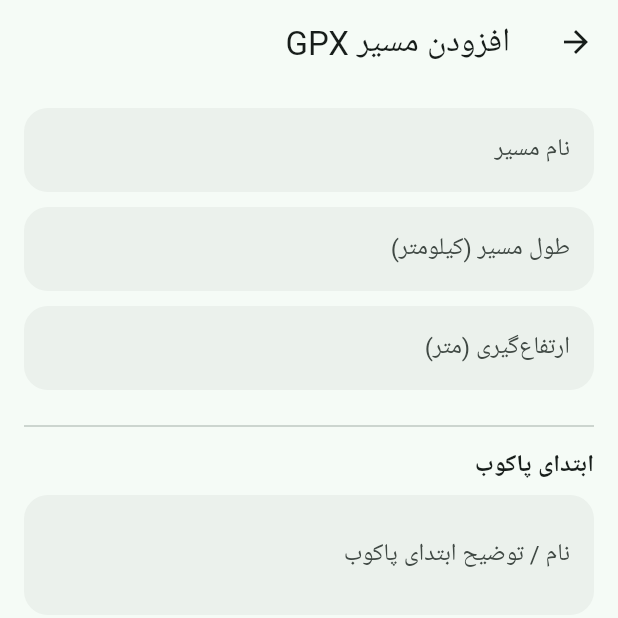
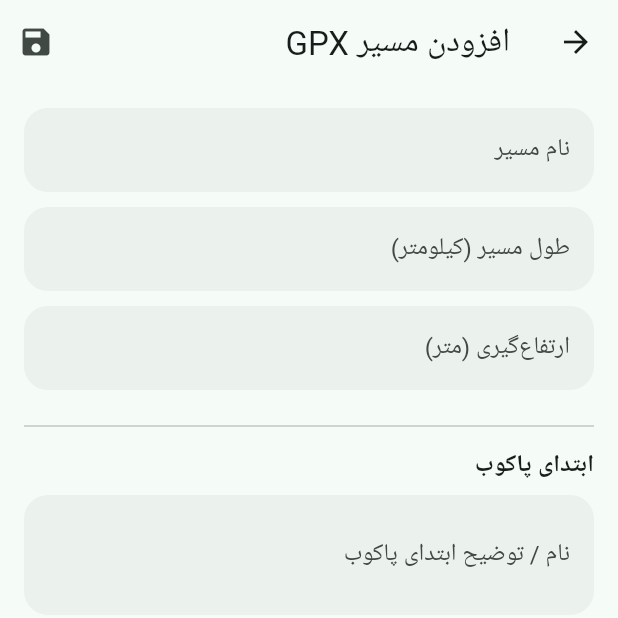
Before and after one commit to Alirezgholami/DeltaPeak-APP-DPA-Bridge, a Flutter app: the RouteEditPage screen opened directly with empty values, on a phone screen of 412 x 824 dp, the top half of it. Run offline on Flutter 3.47's test engine with Material 3 defaults, Android fonts, the phone set to English and light mode, and no system bars; our stand-ins replace file_picker, flutter_secure_storage, sqflite; accounts and stored records are empty; statements that could not run were skipped.

Commit message:
Use top disk icon for route save

```diff
--- a/lib/pages/route_edit_page.dart
+++ b/lib/pages/route_edit_page.dart
@@ -144,11 +144,22 @@ class _RouteEditPageState extends State<RouteEditPage> {
 
   @override
   Widget build(BuildContext context) => Scaffold(
-        appBar: AppBar(title: Text(_isNew ? 'افزودن مسیر GPX' : 'ویرایش مسیر GPX')),
+        appBar: AppBar(
+          title: Text(_isNew ? 'افزودن مسیر GPX' : 'ویرایش مسیر GPX'),
+          actions: [
+            IconButton(
+              onPressed: _saving || _importingGpx ? null : _save,
+              icon: _saving
+                  ? const SizedBox.square(dimension: 20, child: CircularProgressIndicator(strokeWidth: 2))
+                  : const Icon(Icons.save),
+              tooltip: 'ذخیره',
+            ),
+          ],
+        ),
         body: Form(
           key: _formKey,
           child: ListView(
-            padding: const EdgeInsets.all(16),
+            padding: const EdgeInsets.fromLTRB(16, 16, 16, 32),
             children: [
               _field('نام مسیر', 'name', required: true),
               _field('طول مسیر (کیلومتر)', 'routeLengthKm', decimal: true),
@@ -190,12 +201,8 @@ class _RouteEditPageState extends State<RouteEditPage> {
                 const SizedBox(height: 6),
                 SelectableText('SHA-256: $_gpxSha256', style: Theme.of(context).textTheme.bodySmall),
               ],
-              const SizedBox(height: 16),
-              FilledButton.icon(
-                onPressed: _saving || _importingGpx ? null : _save,
-                icon: const Icon(Icons.save),
-                label: const Text('ذخیره مسیر'),
-              ),
+              const SizedBox(height: 18),
+              const Text('برای ذخیره، آیکون دیسکت بالای صفحه را بزنید.', textAlign: TextAlign.center),
             ],
           ),
         ),
```
